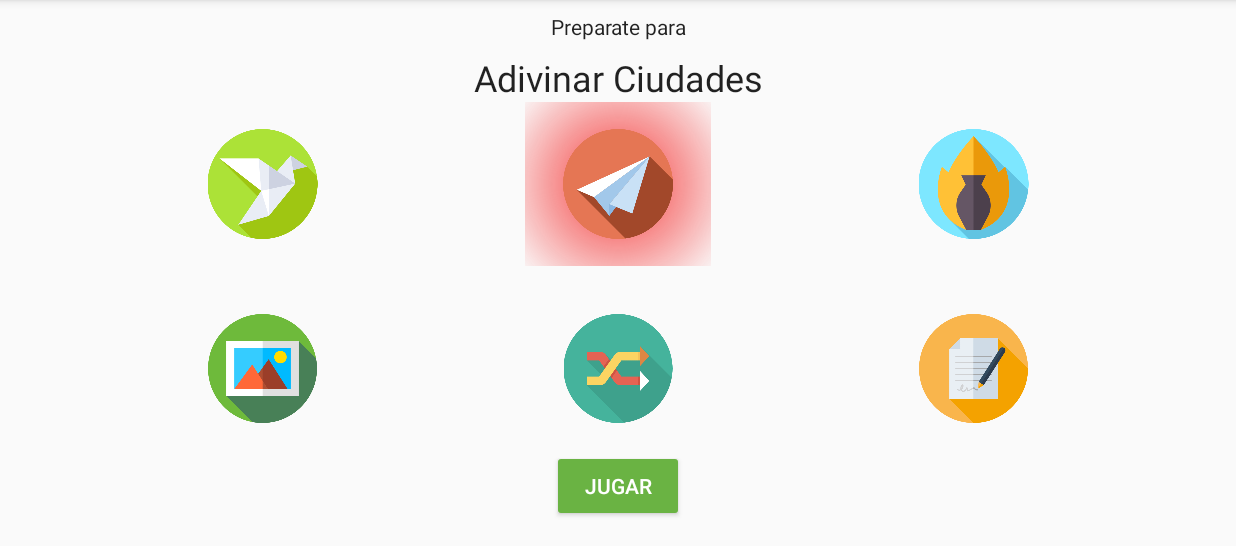
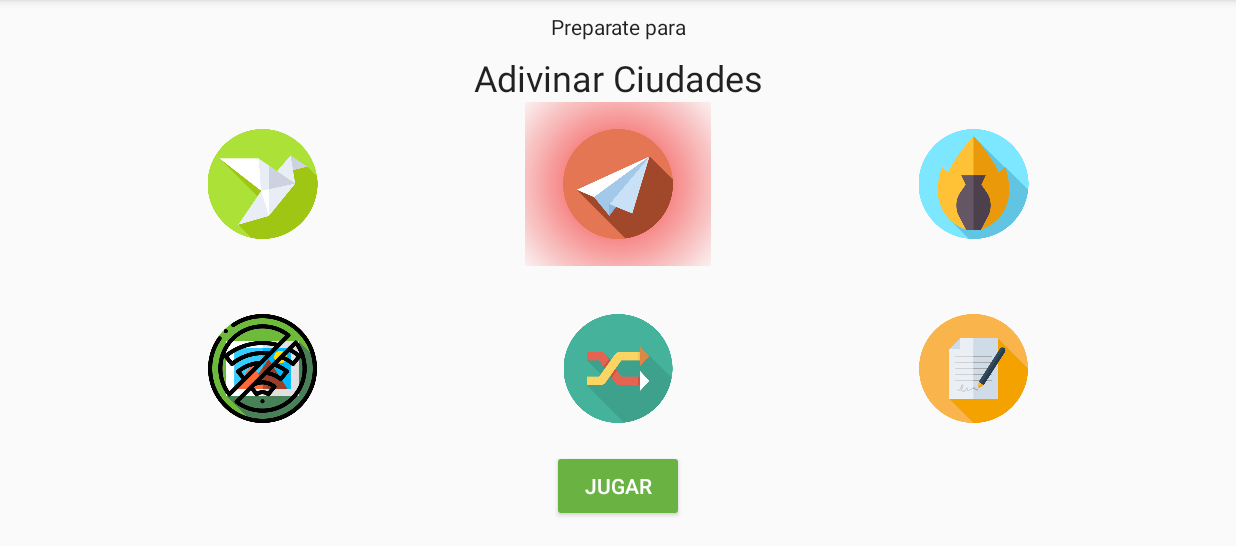
Before and after one commit to TomasMVazquez/AdivinaAdivinador, an Android app: the screen it shows after launch (MainActivity), after a tap on an icon or button, on a phone screen of 824 x 412 dp (held sideways), the part 72-618 px from its top. Run offline under Robolectric (Android 15) with nearby library versions, the phone set to English and light mode, and no system bars; our stand-ins replace Room's generated code, data binding, navigation-ui; 3 other taps on this screen came first.

Commit message:
Part VI: No connection to internet

```diff
--- a/app/src/main/AndroidManifest.xml
+++ b/app/src/main/AndroidManifest.xml
@@ -20,6 +20,7 @@
 
     <uses-permission android:name="android.permission.VIBRATE" />
     <uses-permission android:name="android.permission.INTERNET" />
+    <uses-permission android:name="android.permission.ACCESS_NETWORK_STATE" />
 
     <application
         android:allowBackup="true"
@@ -44,6 +45,7 @@
                 <category android:name="android.intent.category.LAUNCHER" />
             </intent-filter>
         </activity>
+
     </application>
 
 </manifest>
--- /dev/null
+++ b/app/src/main/java/com/toms/android/adivinaadivinador/network/ConnectionStateLiveData.kt
@@ -0,0 +1,57 @@
+package com.toms.android.adivinaadivinador.network
+
+import android.content.BroadcastReceiver
+import android.content.Context
+import android.content.Intent
+import android.content.IntentFilter
+import android.net.ConnectivityManager
+import androidx.lifecycle.LiveData
+
+enum class NetworkAvailability {
+    UNKNOWN,
+    CONNECTED,
+    DISCONNECTED
+}
+
+class ConnectionStateLiveData(val context: Context) : LiveData<NetworkAvailability>() {
+
+    companion object {
+        private lateinit var instance: ConnectionStateLiveData
+
+        fun get(context: Context): ConnectionStateLiveData {
+            instance = if (::instance.isInitialized){
+                instance
+            }else{
+                ConnectionStateLiveData(context)
+            }
+            return instance
+        }
+    }
+
+    private val connectivityBroadcastReceiver = object : BroadcastReceiver() {
+        override fun onReceive(p0: Context?, p1: Intent?) {
+            val connectivityManager =
+                    context.getSystemService(Context.CONNECTIVITY_SERVICE) as ConnectivityManager
+            val netInfo = connectivityManager.activeNetworkInfo
+
+            value = if (netInfo != null && netInfo.isConnected) {
+                NetworkAvailability.CONNECTED
+            } else {
+                NetworkAvailability.DISCONNECTED
+            }
+        }
+    }
+
+    override fun onActive() {
+        super.onActive()
+        value = NetworkAvailability.UNKNOWN
+        val broadcastIntent = IntentFilter()
+        broadcastIntent.addAction(ConnectivityManager.CONNECTIVITY_ACTION)
+        context.registerReceiver(connectivityBroadcastReceiver, broadcastIntent)
+    }
+
+    override fun onInactive() {
+        super.onInactive()
+        context.unregisterReceiver(connectivityBroadcastReceiver)
+    }
+}
--- a/app/src/main/java/com/toms/android/adivinaadivinador/screens/title/TitleFragment.kt
+++ b/app/src/main/java/com/toms/android/adivinaadivinador/screens/title/TitleFragment.kt
@@ -29,7 +29,8 @@ import androidx.navigation.fragment.NavHostFragment
 import com.toms.android.adivinaadivinador.R
 import com.toms.android.adivinaadivinador.database.ListDatabase
 import com.toms.android.adivinaadivinador.databinding.TitleFragmentBinding
-import com.toms.android.adivinaadivinador.getSomeString
+import com.toms.android.adivinaadivinador.network.ConnectionStateLiveData
+import com.toms.android.adivinaadivinador.network.NetworkAvailability
 
 /**
  * Fragment for the starting or title screen of the app
@@ -145,6 +146,16 @@ class TitleFragment : Fragment() {
                     binding.random2.visibility = View.INVISIBLE
                     binding.createShadow.visibility = View.VISIBLE
                 }
+                else -> {
+                    viewModel.endFormatString()
+                    binding.animals2.visibility = View.INVISIBLE
+                    binding.places2.visibility = View.INVISIBLE
+                    binding.stuff2.visibility = View.INVISIBLE
+                    if (viewModel.showMyList.value!!) binding.created2.visibility = View.INVISIBLE else binding.created2.visibility = View.GONE
+                    binding.animalPic2.visibility = View.INVISIBLE
+                    binding.random2.visibility = View.INVISIBLE
+                    binding.createShadow.visibility = View.INVISIBLE
+                }
             }
         })
 
@@ -185,6 +196,18 @@ class TitleFragment : Fragment() {
             }
         })
 
+        ConnectionStateLiveData.get(requireContext().applicationContext).observe(viewLifecycleOwner, Observer {
+            if (it == NetworkAvailability.CONNECTED) {
+                binding.noConnection.visibility = View.GONE
+                binding.animalPic.isClickable = true
+            }else{
+                binding.noConnection.visibility = View.VISIBLE
+                binding.animalPic.isClickable = false
+                binding.playGameButton.visibility = View.INVISIBLE
+                viewModel.isNotConnected()
+            }
+        })
+
         return binding.root
     }
 }
--- a/app/src/main/java/com/toms/android/adivinaadivinador/screens/title/TitleViewModel.kt
+++ b/app/src/main/java/com/toms/android/adivinaadivinador/screens/title/TitleViewModel.kt
@@ -1,23 +1,12 @@
 package com.toms.android.adivinaadivinador.screens.title
 
 import android.app.Application
-import android.util.Log
 import androidx.lifecycle.AndroidViewModel
 import androidx.lifecycle.LiveData
 import androidx.lifecycle.MutableLiveData
-import androidx.lifecycle.ViewModel
 import com.toms.android.adivinaadivinador.R
 import com.toms.android.adivinaadivinador.database.ListDatabaseDao
 import com.toms.android.adivinaadivinador.getSomeString
-import com.toms.android.adivinaadivinador.network.*
-import com.toms.android.adivinaadivinador.screens.game.GameViewModel
-import kotlinx.coroutines.CoroutineScope
-import kotlinx.coroutines.Dispatchers
-import kotlinx.coroutines.Job
-import kotlinx.coroutines.launch
-import retrofit2.Call
-import retrofit2.Callback
-import retrofit2.Response
 
 class TitleViewModel(val database: ListDatabaseDao, application: Application) : AndroidViewModel(application){
 
@@ -80,6 +69,13 @@ class TitleViewModel(val database: ListDatabaseDao, application: Application) :
         _showMyList.value = !allWords.isEmpty()
     }
 
+    fun isNotConnected(){
+        if(_guessList.value == getSomeString(getApplication(), R.string.anmals_picture_list)){
+            _guessList.value = ""
+            _eventPlay.value = false
+        }
+    }
+
     companion object {
         private const val TAG = "TMV:"
     }
--- a/app/src/main/java/com/toms/android/adivinaadivinador/screens/title/TitleViewModelFactory.kt
+++ b/app/src/main/java/com/toms/android/adivinaadivinador/screens/title/TitleViewModelFactory.kt
@@ -5,7 +5,7 @@ import androidx.lifecycle.ViewModel
 import androidx.lifecycle.ViewModelProvider
 import com.toms.android.adivinaadivinador.database.ListDatabaseDao
 
-class TitleViewModelFactory (private val dataSource: ListDatabaseDao, private val application: Application) : ViewModelProvider.Factory {
+class TitleViewModelFactory(private val dataSource: ListDatabaseDao, private val application: Application) : ViewModelProvider.Factory {
     override fun <T : ViewModel?> create(modelClass: Class<T>): T {
         if (modelClass.isAssignableFrom(TitleViewModel::class.java)) {
             return TitleViewModel(dataSource,application) as T
--- a/app/src/main/res/layout/title_fragment.xml
+++ b/app/src/main/res/layout/title_fragment.xml
@@ -222,6 +222,19 @@
             app:srcCompat="@drawable/picture" />
 
         <ImageView
+            android:id="@+id/noConnection"
+            android:layout_width="0dp"
+            android:layout_height="0dp"
+            android:visibility="gone"
+            app:layout_constraintBottom_toBottomOf="@+id/animalPic2"
+            app:layout_constraintEnd_toEndOf="@+id/animalPic2"
+            app:layout_constraintHeight_percent="0.20"
+            app:layout_constraintStart_toStartOf="@+id/animalPic2"
+            app:layout_constraintTop_toTopOf="@+id/animalPic2"
+            app:layout_constraintWidth_percent="0.10"
+            app:srcCompat="@drawable/no_wifi" />
+
+        <ImageView
             android:id="@+id/random2"
             android:layout_width="0dp"
             android:layout_height="0dp"
```
Also changed, not shown: app/src/main/java/com/toms/android/adivinaadivinador/database/StaticLists.kt (+2 -162 lines), app/src/main/res/drawable/no_wifi.png (added).
